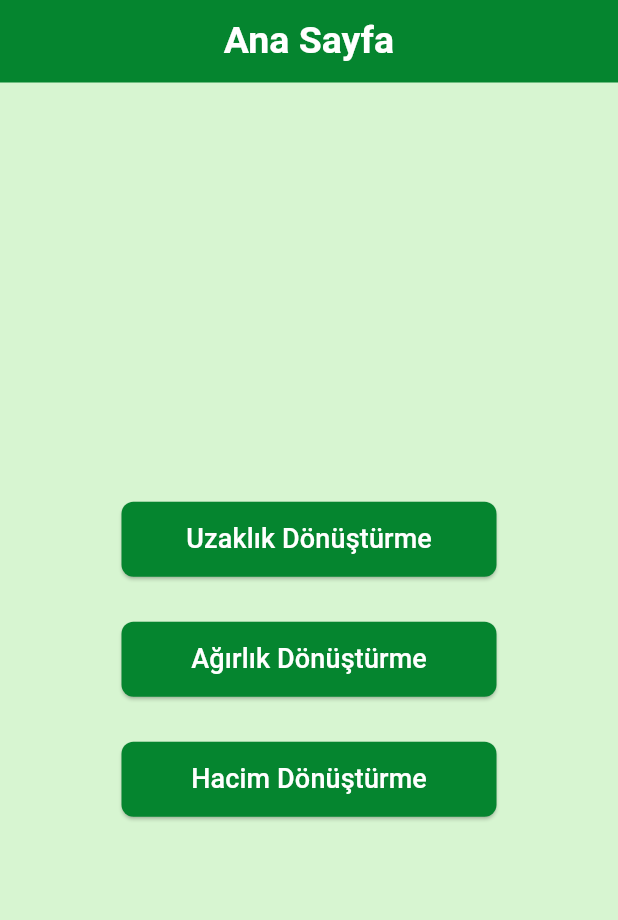
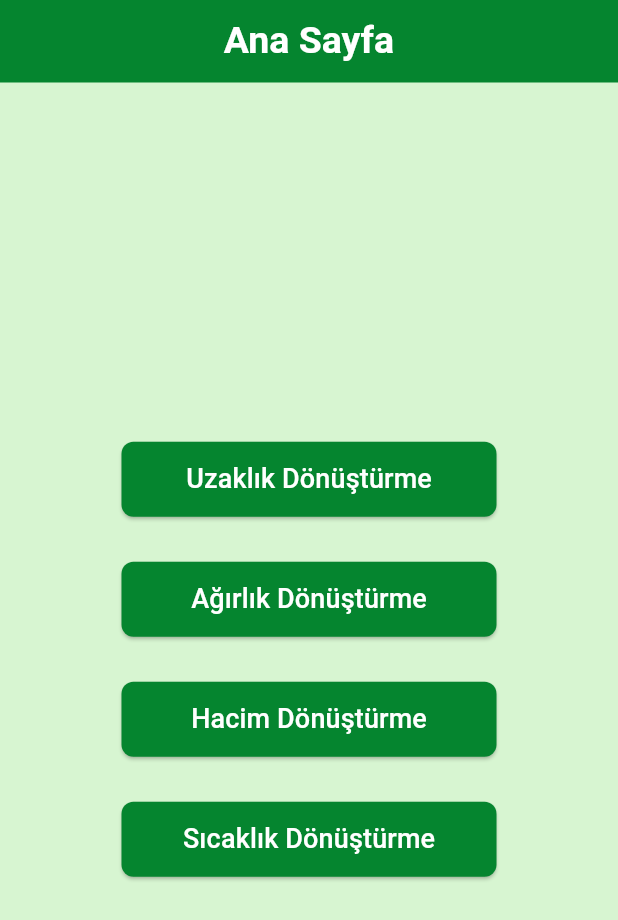
Before and after one commit to efekrtt/birim_cevirici, a Flutter app: the screen it shows after launch, on a phone screen of 412 x 824 dp. Shown: the top 920 px of the screen. Run offline on Flutter 3.47's test engine with Material 3 defaults, Android fonts, the phone set to English and light mode, and no system bars.

Commit message:
Sıcaklık değişimi sayfası eklendi

```diff
--- a/lib/home_page.dart
+++ b/lib/home_page.dart
@@ -3,6 +3,7 @@ import 'mile2km_screen.dart';
 import 'app_bar.dart';
 import 'pound2kg_screen.dart'; // Dosya adını burada güncelledik
 import 'gallon2liter_screen.dart';
+import 'fahrenheit2celcius.dart';
 
 class HomePage extends StatelessWidget {
   @override
@@ -89,7 +90,32 @@ class HomePage extends StatelessWidget {
                 ),
               ),
             ),
-            // Diğer dönüştürme butonlarını buraya ekleyebilirsiniz.
+            SizedBox(height: 30),
+
+            ElevatedButton(
+              style: ElevatedButton.styleFrom(
+                backgroundColor: Color.fromARGB(255, 5, 133, 47),
+                foregroundColor: Colors.white,
+                minimumSize: Size(250, 50), // Boyutu burada ayarlayın
+                shape: RoundedRectangleBorder(
+                  borderRadius:
+                      BorderRadius.circular(8), // Yuvarlaklığı burada ayarlayın
+                ),
+              ),
+              onPressed: () {
+                Navigator.push(
+                  context,
+                  MaterialPageRoute(
+                      builder: (context) => TemperatureConversionScreen()),
+                );
+              },
+              child: Text(
+                'Sıcaklık Dönüştürme',
+                style: TextStyle(
+                  fontSize: 18, // Yazı boyutunu burada ayarlayın
+                ),
+              ),
+            ), // Diğer dönüştürme butonlarını buraya ekleyebilirsiniz.
           ],
         ),
       ),
```
Also changed, not shown: lib/fahrenheit2celcius.dart (added, +62 -0 lines).
